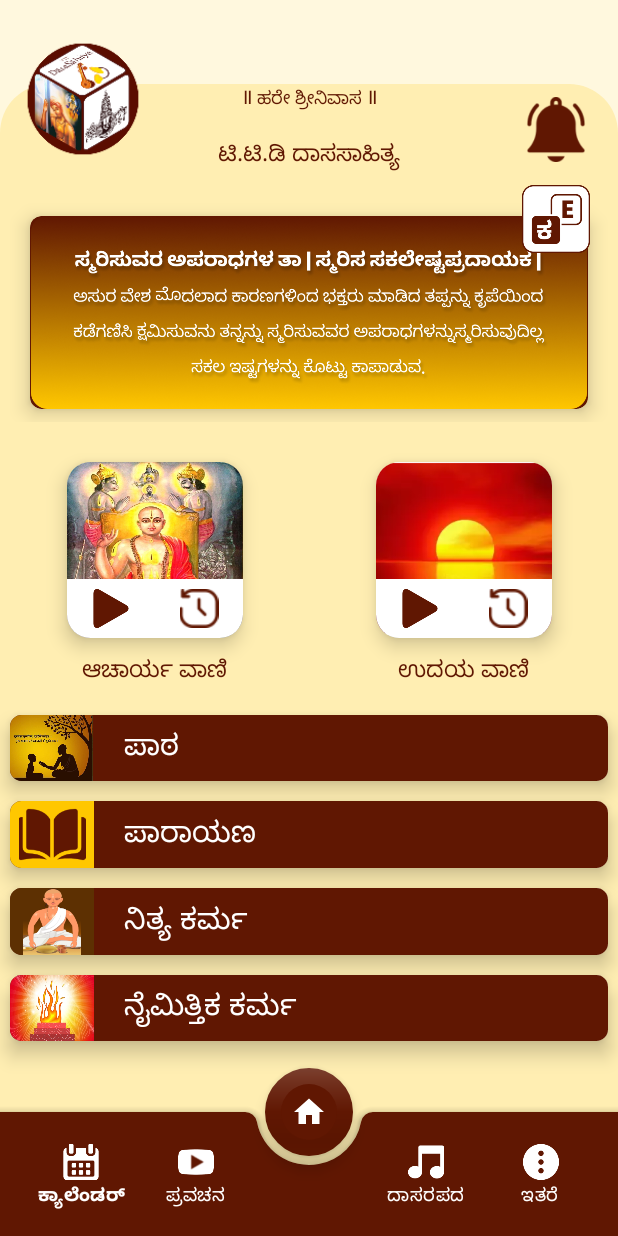
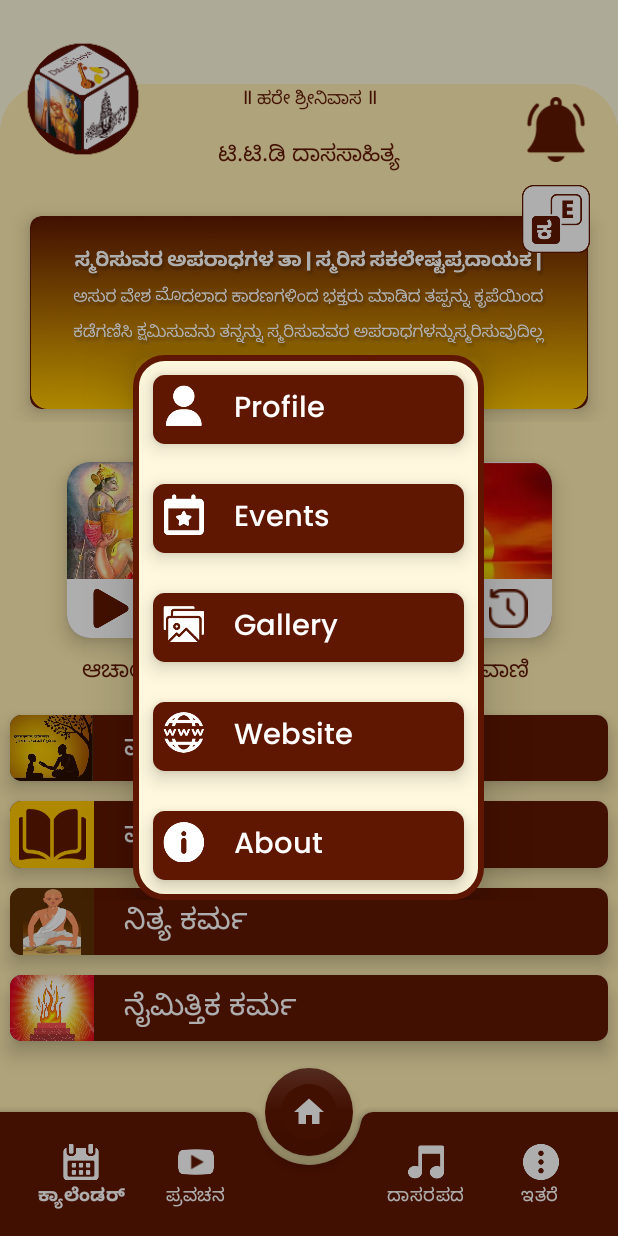
Before and after one commit to dsttd01/ttdapp, an Android app: the MainActivity screen opened directly, with no data from a screen before it, item 5 of the bottom bar chosen, on a phone screen of 412 x 824 dp. Run offline under Robolectric (Android 15) with nearby library versions, the phone set to English and light mode, and no system bars; our stand-ins replace sdp/ssp sizes; 4 statements that could not run were skipped.

Commit message:
ALERT DIALOG TRANSPARENT & ON MENU BUTTON CLICK OPEN MORE ALERT DIALOG ON BACKPRESSED EXIT FROM APP

```diff
--- a/app/src/main/java/com/ttd/dasasahitya/MainActivity.kt
+++ b/app/src/main/java/com/ttd/dasasahitya/MainActivity.kt
@@ -1,14 +1,17 @@
 package com.ttd.dasasahitya
 
+import android.content.Intent
 import android.os.Bundle
 import android.view.Menu
 import android.view.MenuInflater
 import android.view.MenuItem
 import android.widget.Toast
 import androidx.appcompat.app.AppCompatActivity
+import com.google.android.material.dialog.MaterialAlertDialogBuilder
 import com.ttd.dasasahitya.databinding.ActivityMainBinding
 import com.ttd.dasasahitya.fragments.MainFragment
 import com.ttd.dasasahitya.utils.EncryptedSharedPreferenceUtil
+import kotlin.system.exitProcess
 
 class MainActivity : AppCompatActivity() {
     private lateinit var binding: ActivityMainBinding
@@ -16,40 +19,31 @@ class MainActivity : AppCompatActivity() {
         super.onCreate(savedInstanceState)
         binding = ActivityMainBinding.inflate(layoutInflater)
         setContentView(binding.root)
-        EncryptedSharedPreferenceUtil.saveSPBoolean(EncryptedSharedPreferenceUtil.isEnglish.value, true, DasaSahityaApp.applicationContext)
+        EncryptedSharedPreferenceUtil.saveSPBoolean(
+            EncryptedSharedPreferenceUtil.isEnglish.value,
+            true,
+            DasaSahityaApp.applicationContext
+        )
         supportFragmentManager.beginTransaction().replace(R.id.fragment, MainFragment()).commit()
     }
 
-    //@todo: add this code block once menu is finalized
-
-    /*override fun onCreateOptionsMenu(menu: Menu?): Boolean {
-        menuInflater.inflate(R.menu.dotted_more_menu, menu)
-        return true
+    override fun onBackPressed() {
+        if (supportFragmentManager.findFragmentById(R.id.fragment) !is MainFragment) {
+            super.onBackPressed()
+        } else {
+            MaterialAlertDialogBuilder(this)
+                .setMessage("Are your sure that you want to exit?")
+                .setPositiveButton("OK") { _, _ ->
+                    startActivity(
+                        Intent(Intent.ACTION_MAIN)
+                            .addCategory(Intent.CATEGORY_HOME)
+                            .setFlags(Intent.FLAG_ACTIVITY_CLEAR_TOP)
+                    )
+                }
+                .setNegativeButton("Cancel") { dialog, _ ->
+                    dialog.cancel()
+                }
+                .show()
+        }
     }
-
-    override fun onOptionsItemSelected(item: MenuItem): Boolean {
-        return when(item.itemId) {
-            R.id.profile -> {
-                Toast.makeText(this,"Profile",Toast.LENGTH_LONG).show()
-                true
-            }
-            R.id.events -> {
-                Toast.makeText(this,"Event",Toast.LENGTH_LONG).show()
-                true
-            }
-            R.id.gallery -> {
-                Toast.makeText(this,"Gallery",Toast.LENGTH_LONG).show()
-                true
-            }
-            R.id.website -> {
-                Toast.makeText(this,"Website",Toast.LENGTH_LONG).show()
-                true
-            }
-            R.id.about -> {
-                Toast.makeText(this,"About",Toast.LENGTH_LONG).show()
-                true
-            }
-            else -> super.onOptionsItemSelected(item)
-        }
-    }*/
 }
--- a/app/src/main/java/com/ttd/dasasahitya/fragments/MainFragment.kt
+++ b/app/src/main/java/com/ttd/dasasahitya/fragments/MainFragment.kt
@@ -1,6 +1,9 @@
 package com.ttd.dasasahitya.fragments
 
 import android.content.Intent
+import android.graphics.Color
+import android.graphics.drawable.ColorDrawable
+import android.graphics.drawable.Drawable
 import android.os.Bundle
 import android.os.Handler
 import android.os.Looper
@@ -47,12 +50,23 @@ class MainFragment : Fragment(R.layout.fragment_main) {
                         .replace(R.id.fragment, CalendarFragment()).addToBackStack(null).commit()
                     true
                 }
+
                 R.id.pravachana -> {
                     false
                 }
+
                 R.id.dasarapada -> {
                     false
                 }
+
+                R.id.more -> {
+                    MaterialAlertDialogBuilder(activity as MainActivity)
+                        .setView(R.layout.alert_more)
+                        .setBackground(ColorDrawable(Color.TRANSPARENT))
+                        .show()
+                    false
+                }
+
                 else -> {
                     false
                 }
@@ -67,7 +81,11 @@ class MainFragment : Fragment(R.layout.fragment_main) {
     }
 
     private fun changeLanguage(binding: FragmentMainBinding) {
-        if (!EncryptedSharedPreferenceUtil.getSPBoolean(EncryptedSharedPreferenceUtil.isEnglish.value, DasaSahityaApp.applicationContext)) {
+        if (!EncryptedSharedPreferenceUtil.getSPBoolean(
+                EncryptedSharedPreferenceUtil.isEnglish.value,
+                DasaSahityaApp.applicationContext
+            )
+        ) {
             binding.language.setBackgroundResource(R.drawable.kannada)
             binding.ttdHs.text = getString(R.string.hare_shrinivasa_kan)
             binding.ttdHeader.text = getString(R.string.ttd_dasa_sahitya)
@@ -124,9 +142,14 @@ class MainFragment : Fragment(R.layout.fragment_main) {
         changeLanguage(binding)
         handler = Handler(Looper.myLooper()!!)
         binding.language.setOnClickListener {
-            EncryptedSharedPreferenceUtil.saveSPBoolean(EncryptedSharedPreferenceUtil.isEnglish.value,
-                !EncryptedSharedPreferenceUtil.getSPBoolean(EncryptedSharedPreferenceUtil.isEnglish.value, (activity as MainActivity)),
-                (activity as MainActivity))
+            EncryptedSharedPreferenceUtil.saveSPBoolean(
+                EncryptedSharedPreferenceUtil.isEnglish.value,
+                !EncryptedSharedPreferenceUtil.getSPBoolean(
+                    EncryptedSharedPreferenceUtil.isEnglish.value,
+                    (activity as MainActivity)
+                ),
+                (activity as MainActivity)
+            )
             changeLanguage(binding)
         }
         binding.viewPager.adapter = ImageViewAdapter(binding.viewPager)
@@ -217,7 +240,7 @@ class MainFragment : Fragment(R.layout.fragment_main) {
         binding.cardParayana.setOnClickListener {
             this.getAlertBox(it)
         }
-        binding.mainNotificationBell.setOnClickListener{
+        binding.mainNotificationBell.setOnClickListener {
             getAlertBox(it)
         }
     }
--- a/app/src/main/res/layout/alert_more.xml
+++ b/app/src/main/res/layout/alert_more.xml
@@ -10,10 +10,10 @@
         android:layout_height="wrap_content"
         android:padding="@dimen/_5sdp"
         android:layout_margin="@dimen/_10sdp"
-        app:cardCornerRadius="@dimen/_5sdp"
+        app:cardCornerRadius="@dimen/_6sdp"
         app:cardElevation="@dimen/_15sdp"
         app:strokeWidth="@dimen/_5sdp"
-        app:strokeColor="@color/black"
+        app:cardBackgroundColor="@android:color/transparent"
         app:layout_constraintEnd_toEndOf="parent"
         app:layout_constraintStart_toStartOf="parent"
         app:layout_constraintTop_toTopOf="parent">
@@ -52,7 +52,7 @@
                         android:layout_height="0dp"
                         android:layout_weight="0.2"
                         android:scaleType="fitStart"
-                        android:src="@drawable/profile_24"
+                        android:src="@drawable/mask_group4"
                         app:layout_constraintBottom_toBottomOf="parent"
                         app:layout_constraintEnd_toStartOf="@+id/cvp14per"
                         app:layout_constraintStart_toStartOf="parent"
@@ -107,7 +107,7 @@
                         android:layout_height="0dp"
                         android:layout_weight="0.2"
                         android:scaleType="fitStart"
-                        android:src="@drawable/event_note_24"
+                        android:src="@drawable/mask_group3"
                         app:layout_constraintBottom_toBottomOf="parent"
                         app:layout_constraintEnd_toStartOf="@+id/cve14per"
                         app:layout_constraintStart_toStartOf="parent"
@@ -162,7 +162,7 @@
                         android:layout_height="0dp"
                         android:layout_weight="0.2"
                         android:scaleType="fitStart"
-                        android:src="@drawable/photo_library_24"
+                        android:src="@drawable/mask_group2"
                         app:layout_constraintBottom_toBottomOf="parent"
                         app:layout_constraintEnd_toStartOf="@+id/cvg14per"
                         app:layout_constraintStart_toStartOf="parent"
@@ -217,7 +217,7 @@
                         android:layout_height="0dp"
                         android:layout_weight="0.2"
                         android:scaleType="fitStart"
-                        android:src="@drawable/photo_library_24"
+                        android:src="@drawable/mask_group1"
                         app:layout_constraintBottom_toBottomOf="parent"
                         app:layout_constraintEnd_toStartOf="@+id/cvw14per"
                         app:layout_constraintStart_toStartOf="parent"
@@ -272,7 +272,7 @@
                         android:layout_height="0dp"
                         android:layout_weight="0.2"
                         android:scaleType="fitStart"
-                        android:src="@drawable/baseline_info_24"
+                        android:src="@drawable/mask_group"
                         app:layout_constraintBottom_toBottomOf="parent"
                         app:layout_constraintEnd_toStartOf="@+id/cva14per"
                         app:layout_constraintStart_toStartOf="parent"
```
